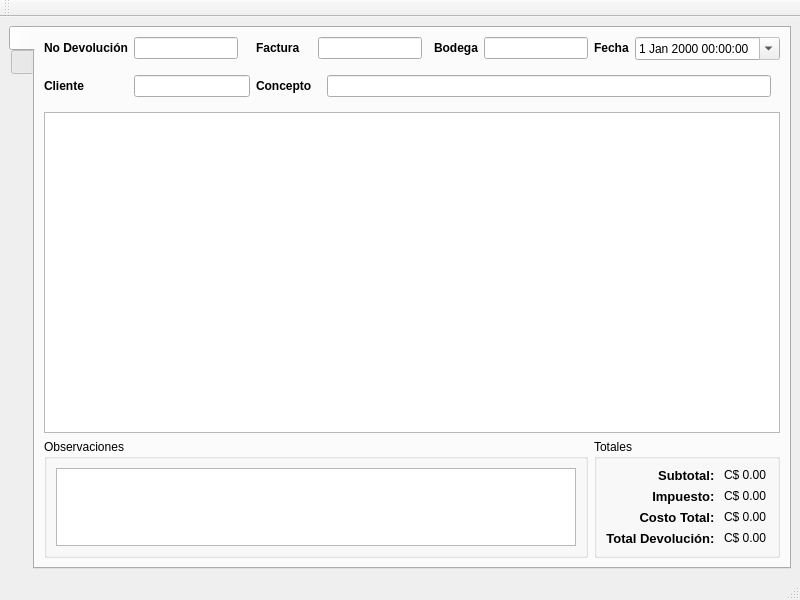
First picture: the form in src/ui/devolucion.ui, repository armonge/EsquipulasPy, before the edit.
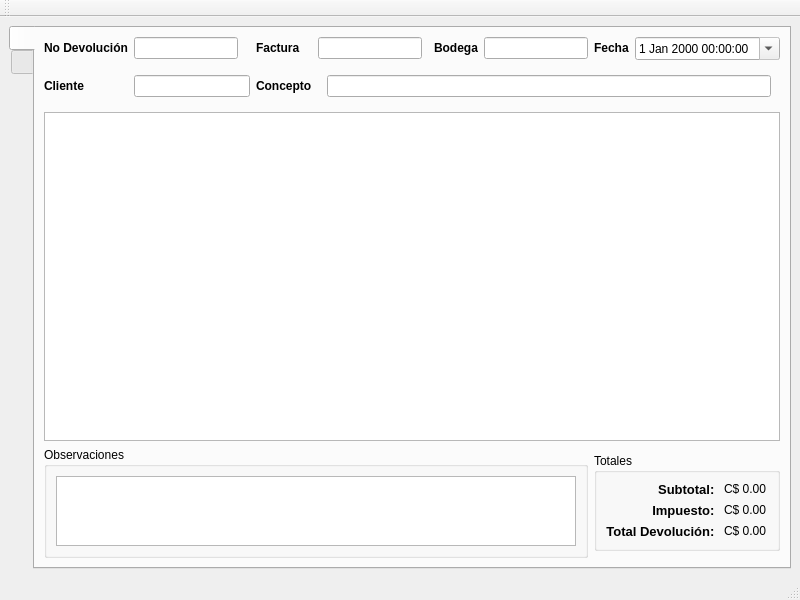
Second picture: the form after the edit. The open tabs and pages were chosen to show the change. Icons and pictures are not drawn.

Commit message: - En dlgAbstractUserLogin añadi un parametro opcional que indica el padre - En base añadi shortcuts para cambiar de pestaña Ctrl+1 Ctrl+2 - En base se añadio logging - En devoluciones se quito la label de los costos - En recibo se añadio la variable user - En arqueo se corrigio el logger, ahora usa unicode - En arquei se verifica si hay documentos pendientes de autorización antes de continuar

What changed in the file:
```diff
--- a/src/ui/devolucion.ui
+++ b/src/ui/devolucion.ui
@@ -319,42 +319,6 @@
             </widget>
            </item>
            <item row="2" column="0">
-            <widget class="QLabel" name="label_12">
-             <property name="sizePolicy">
-              <sizepolicy hsizetype="Preferred" vsizetype="Fixed">
-               <horstretch>0</horstretch>
-               <verstretch>0</verstretch>
-              </sizepolicy>
-             </property>
-             <property name="font">
-              <font>
-               <pointsize>10</pointsize>
-               <weight>75</weight>
-               <bold>true</bold>
-              </font>
-             </property>
-             <property name="text">
-              <string>Costo Total: </string>
-             </property>
-             <property name="alignment">
-              <set>Qt::AlignRight|Qt::AlignTrailing|Qt::AlignVCenter</set>
-             </property>
-            </widget>
-           </item>
-           <item row="2" column="1">
-            <widget class="QLabel" name="lblCost">
-             <property name="sizePolicy">
-              <sizepolicy hsizetype="Preferred" vsizetype="Fixed">
-               <horstretch>0</horstretch>
-               <verstretch>0</verstretch>
-              </sizepolicy>
-             </property>
-             <property name="text">
-              <string>C$ 0.00</string>
-             </property>
-            </widget>
-           </item>
-           <item row="3" column="0">
             <widget class="QLabel" name="label_13">
              <property name="sizePolicy">
               <sizepolicy hsizetype="Preferred" vsizetype="Fixed">
@@ -377,7 +341,7 @@
              </property>
             </widget>
            </item>
-           <item row="3" column="1">
+           <item row="2" column="1">
             <widget class="QLabel" name="lblTotal">
              <property name="sizePolicy">
               <sizepolicy hsizetype="Preferred" vsizetype="Fixed">
```
The commit also changes 10 other files.
